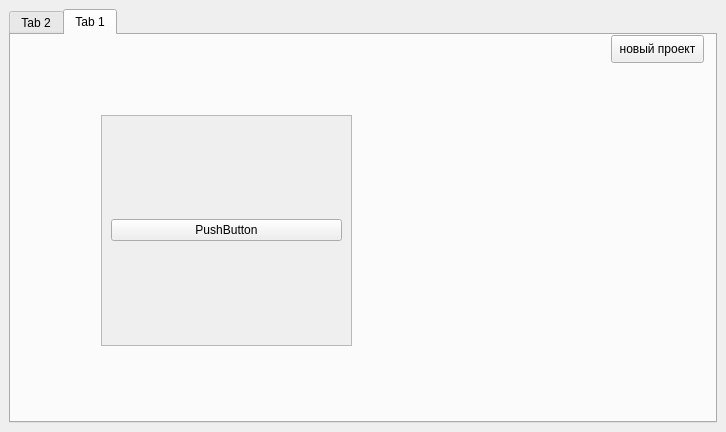
The window that client/include/mainwindow.ui (cowboymalboro1884/MessLess) describes before a commit, drawn with Qt 5.
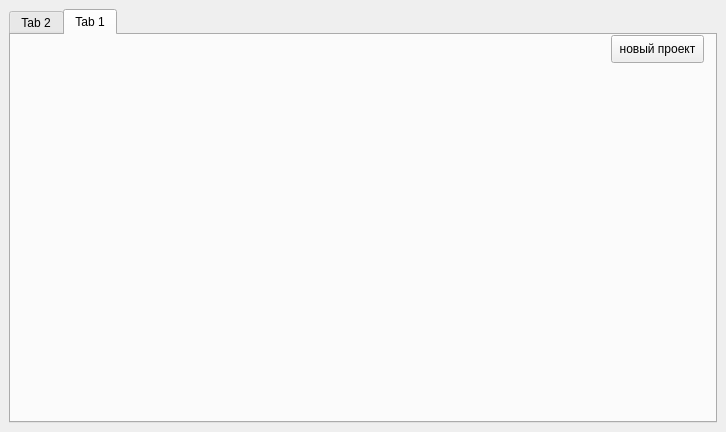
The same window after the commit.

The edit to the form file:
```diff
--- a/client/include/mainwindow.ui
+++ b/client/include/mainwindow.ui
@@ -57,38 +57,6 @@
          <string>новый проект</string>
         </property>
        </widget>
-       <widget class="QScrollArea" name="scrollArea">
-        <property name="geometry">
-         <rect>
-          <x>90</x>
-          <y>80</y>
-          <width>251</width>
-          <height>231</height>
-         </rect>
-        </property>
-        <property name="widgetResizable">
-         <bool>true</bool>
-        </property>
-        <widget class="QWidget" name="scrollAreaWidgetContents">
-         <property name="geometry">
-          <rect>
-           <x>0</x>
-           <y>0</y>
-           <width>249</width>
-           <height>229</height>
-          </rect>
-         </property>
-         <layout class="QVBoxLayout" name="verticalLayout_2">
-          <item>
-           <widget class="QPushButton" name="pushButton">
-            <property name="text">
-             <string>PushButton</string>
-            </property>
-           </widget>
-          </item>
-         </layout>
-        </widget>
-       </widget>
       </widget>
      </widget>
     </item>
```
